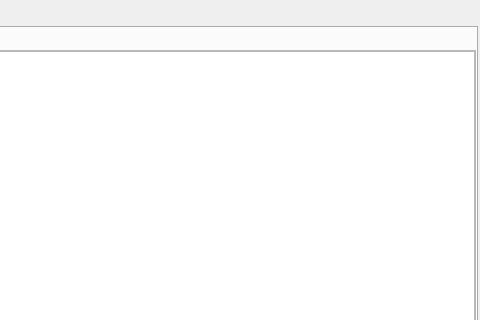
Qt form mainwindow.ui (lorenzo-zurini/VidyaGod) before a commit; both pictures show x 320 to 800 and y 0 to 320 of the 800 by 600 pixel window.
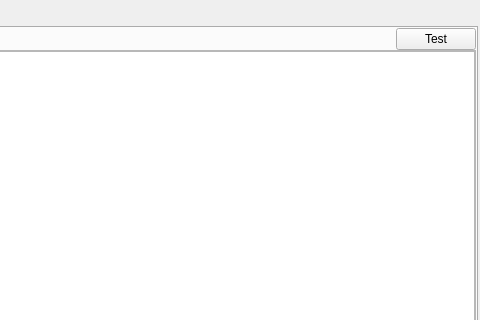
The same form after that commit.

Commit message: Implemented SQLITE functionality for the internal DB.

Patch:
```diff
--- a/mainwindow.ui
+++ b/mainwindow.ui
@@ -86,6 +86,13 @@
             </property>
            </spacer>
           </item>
+          <item>
+           <widget class="QPushButton" name="TestButton">
+            <property name="text">
+             <string>Test</string>
+            </property>
+           </widget>
+          </item>
          </layout>
         </item>
         <item>
```
Left out of the diff: 31 changed lines with no effect on the pictures. The commit also changes 2 other files.
